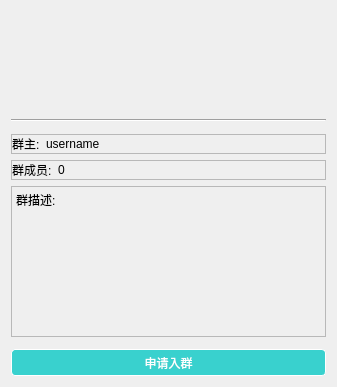
Old version of the form JChat/GroupInfoDialog.ui in the repository jpush/jchat-windows.
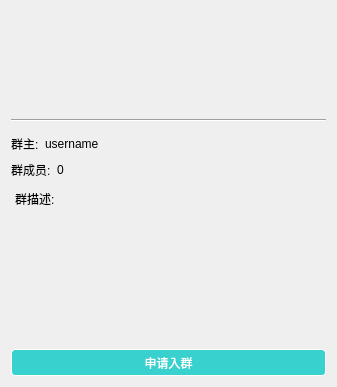
New version of the form.

Patch:
```diff
--- a/JChat/GroupInfoDialog.ui
+++ b/JChat/GroupInfoDialog.ui
@@ -195,9 +195,6 @@
          <height>20</height>
         </size>
        </property>
-       <property name="frameShape">
-        <enum>QFrame::StyledPanel</enum>
-       </property>
        <property name="frameShadow">
         <enum>QFrame::Raised</enum>
        </property>
@@ -245,9 +242,6 @@
          <height>20</height>
         </size>
        </property>
-       <property name="frameShape">
-        <enum>QFrame::StyledPanel</enum>
-       </property>
        <property name="frameShadow">
         <enum>QFrame::Raised</enum>
        </property>
@@ -301,9 +295,6 @@
          <height>20</height>
         </size>
        </property>
-       <property name="frameShape">
-        <enum>QFrame::StyledPanel</enum>
-       </property>
        <property name="frameShadow">
         <enum>QFrame::Raised</enum>
        </property>
@@ -326,12 +317,15 @@
            <string notr="true">border:none;
 padding:0px -4px 0px -4px;</string>
           </property>
+          <property name="frameShape">
+           <enum>QFrame::NoFrame</enum>
+          </property>
           <property name="html">
            <string>&lt;!DOCTYPE HTML PUBLIC &quot;-//W3C//DTD HTML 4.0//EN&quot; &quot;http://www.w3.org/TR/REC-html40/strict.dtd&quot;&gt;
 &lt;html&gt;&lt;head&gt;&lt;meta name=&quot;qrichtext&quot; content=&quot;1&quot; /&gt;&lt;style type=&quot;text/css&quot;&gt;
 p, li { white-space: pre-wrap; }
-&lt;/style&gt;&lt;/head&gt;&lt;body style=&quot; font-family:'SimSun'; font-size:9pt; font-weight:400; font-style:normal;&quot;&gt;
-&lt;p style=&quot; margin-top:0px; margin-bottom:0px; margin-left:0px; margin-right:0px; -qt-block-indent:0; text-indent:0px;&quot;&gt;群描述:&lt;/p&gt;&lt;/body&gt;&lt;/html&gt;</string>
+&lt;/style&gt;&lt;/head&gt;&lt;body style=&quot; font-family:'.SF NS Text'; font-size:13pt; font-weight:400; font-style:normal;&quot;&gt;
+&lt;p style=&quot; margin-top:0px; margin-bottom:0px; margin-left:0px; margin-right:0px; -qt-block-indent:0; text-indent:0px;&quot;&gt;&lt;span style=&quot; font-family:'SimSun'; font-size:9pt;&quot;&gt;群描述:&lt;/span&gt;&lt;/p&gt;&lt;/body&gt;&lt;/html&gt;</string>
           </property>
          </widget>
         </item>
```
